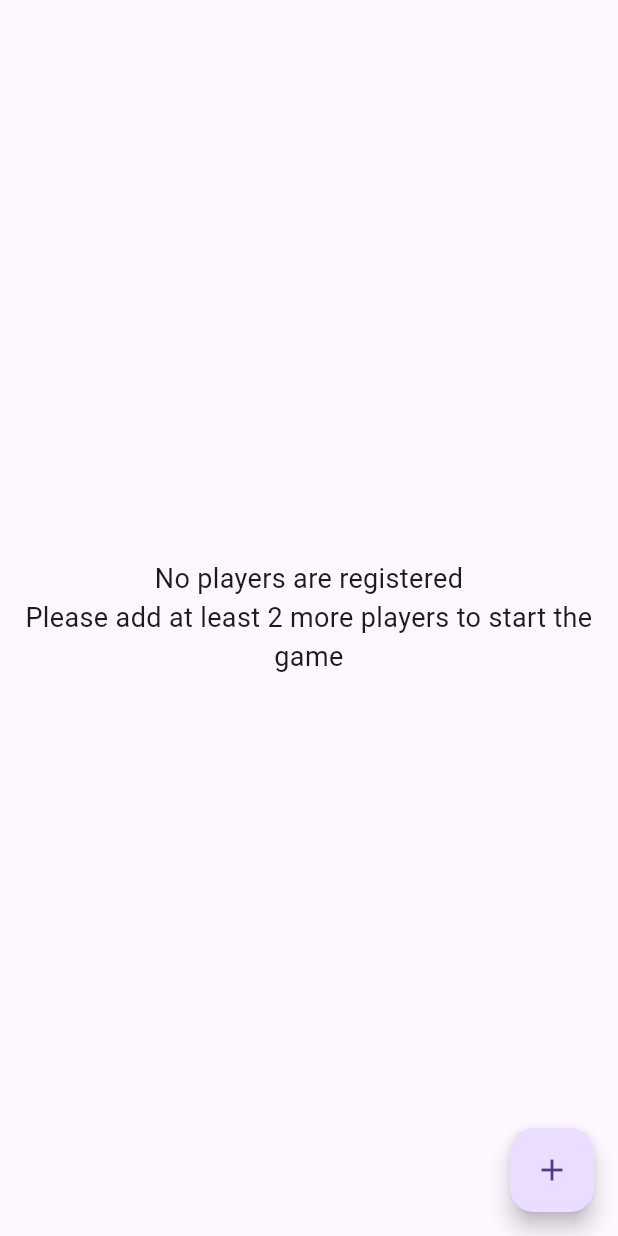
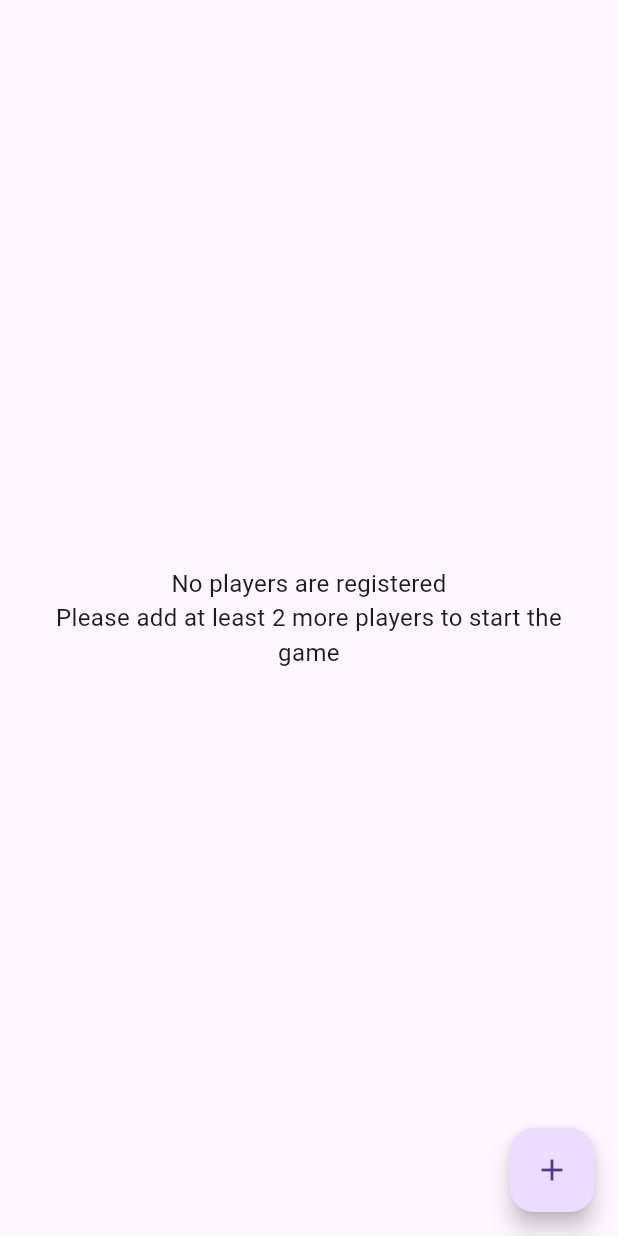
Before and after one commit to tarofess/family_game_score, a Flutter app: the SettingView screen opened directly, on a phone screen of 412 x 824 dp. Run offline on Flutter 3.47's test engine with Material 3 defaults, Android fonts, the phone set to English and light mode, and no system bars; our stand-ins replace flutter_hooks, flutter_riverpod, freezed_annotation, grouped_list, hooks_riverpod, sqflite; accounts and stored records are empty; generated files the repository leaves out were written again.

Commit message:
細かい文言やUIの調整

```diff
--- a/lib/view/home_view.dart
+++ b/lib/view/home_view.dart
@@ -59,7 +59,7 @@ class HomeView extends ConsumerWidget {
                 PageRouteBuilder(
                   pageBuilder: (context, animation, secondaryAnimation) =>
                       const ScoringView(),
-                  transitionDuration: const Duration(milliseconds: 1000),
+                  transitionDuration: const Duration(milliseconds: 800),
                   transitionsBuilder:
                       (context, animation, secondaryAnimation, child) {
                     var begin = const Offset(0.0, 1.0);
@@ -89,8 +89,8 @@ class HomeView extends ConsumerWidget {
               Color.fromARGB(255, 255, 101, 90)
             ]
           : const [
-              Color.fromARGB(255, 218, 217, 215),
-              Color.fromARGB(255, 72, 71, 71)
+              Color.fromARGB(255, 223, 223, 223),
+              Color.fromARGB(255, 109, 109, 109)
             ],
       textStyle: const TextStyle(
         color: Colors.white,
--- a/lib/view/setting_view.dart
+++ b/lib/view/setting_view.dart
@@ -34,12 +34,7 @@ class SettingView extends ConsumerWidget {
                       }, loading: () {
                         return const Center(child: CircularProgressIndicator());
                       })
-                    : Center(
-                        child: Text(
-                            AppLocalizations.of(context)!.unableToEditPlayer,
-                            textAlign: TextAlign.center,
-                            style: const TextStyle(fontSize: 18)),
-                      ),
+                    : buildUnableToEditPlayerText(context),
                 error: (error, stackTrace) {
                   return CommonErrorWidget.showDataFetchErrorMessage(
                     context,
@@ -72,7 +67,7 @@ class SettingView extends ConsumerWidget {
       child: Text(
         AppLocalizations.of(context)!.playerNotRegistered,
         textAlign: TextAlign.center,
-        style: const TextStyle(fontSize: 18),
+        style: const TextStyle(fontSize: 16),
       ),
     );
   }
@@ -122,6 +117,13 @@ class SettingView extends ConsumerWidget {
           ),
         );
       },
+    );
+  }
+
+  Widget buildUnableToEditPlayerText(BuildContext context) {
+    return Center(
+      child: Text(AppLocalizations.of(context)!.unableToEditPlayer,
+          textAlign: TextAlign.center, style: const TextStyle(fontSize: 16)),
     );
   }
 
```
Also changed, not shown: lib/l10n/app_en.arb (+5 -5 lines), lib/view/ranking_view.dart (+12 -6 lines), lib/view/scoring_view.dart (+6 -3 lines).
